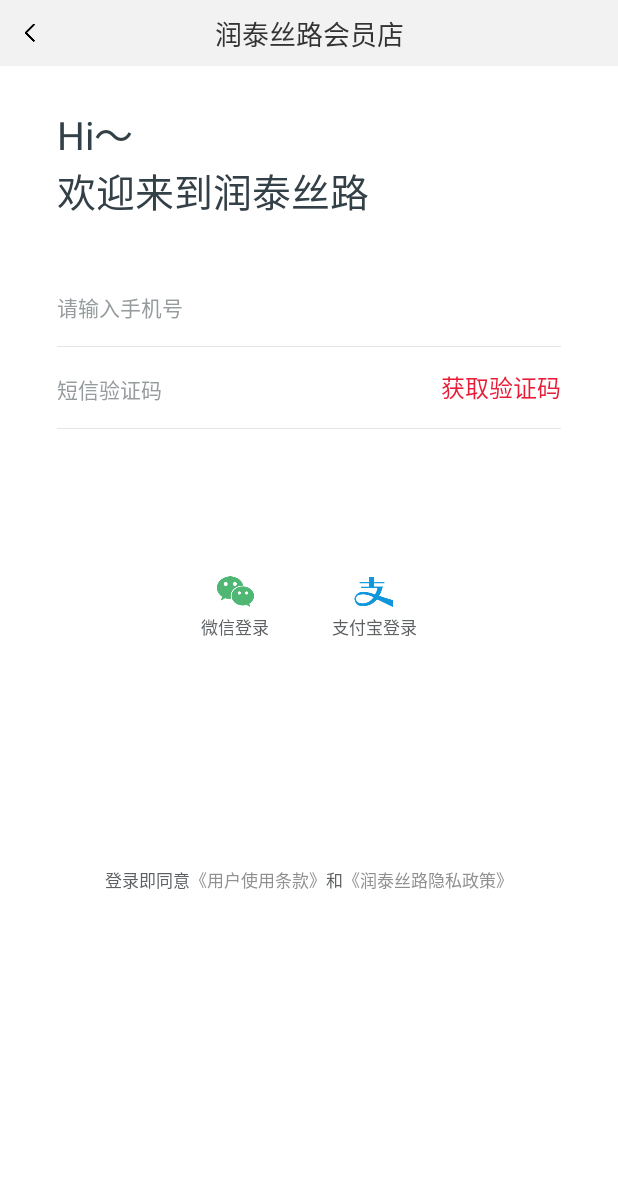
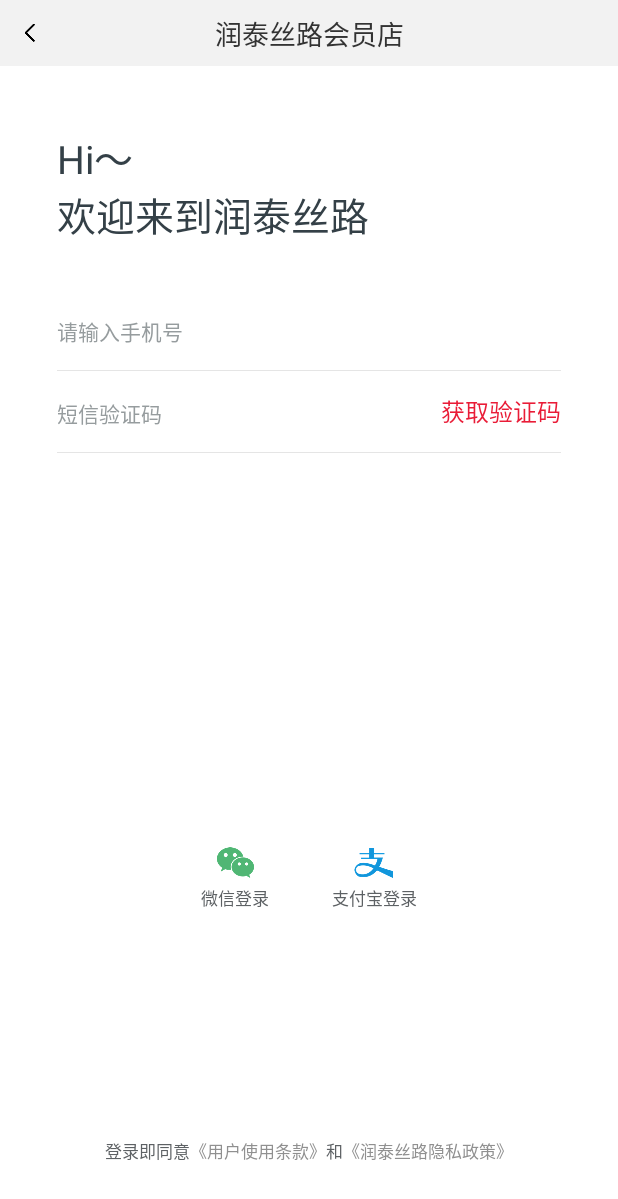
Before and after one commit to 1359694358/rtsl-android, an Android app: the ActivityLogin screen opened directly, with no data from a screen before it, on a phone screen of 412 x 824 dp. Shown: the top 1199 px of the screen. Run offline under Robolectric (Android 15) with nearby library versions, the phone set to English and light mode, and no system bars; our stand-ins replace data binding; libraries missing offline, so code that uses them is left out: com.mediacloud.app, com.permissionx.guolindev, com.tencent.mm, com.tencent.mmkv, com.tencent.smtt and 3 more; plain views replace QMUIRoundButton; 5 statements that could not run were skipped.

Commit message:
修改登录页面  修改接口

```diff
--- a/rtsl/app/src/main/AndroidManifest.xml
+++ b/rtsl/app/src/main/AndroidManifest.xml
@@ -56,7 +56,7 @@
             android:screenOrientation="portrait"
             android:name="com.rt.rtsl.ui.activity.ActivityLogin"
             android:configChanges="locale|layoutDirection|orientation|keyboardHidden|navigation|screenSize"
-            android:windowSoftInputMode="stateVisible"
+            android:windowSoftInputMode="adjustPan"
             />
 
         <activity
--- a/rtsl/app/src/main/java/com/rt/rtsl/bean/request/YouZanSysEntity.kt
+++ b/rtsl/app/src/main/java/com/rt/rtsl/bean/request/YouZanSysEntity.kt
@@ -1,3 +1,3 @@
 package com.rt.rtsl.bean.request
 
-class YouZanSysEntity(var id:String="",var client_id:String=""): BaseRequestBody()
+class YouZanSysEntity(var id:String="",var client_id:String="",var avatar:String?="",var nick_name:String?="",var telephone:String?=""): BaseRequestBody()
--- a/rtsl/app/src/main/java/com/rt/rtsl/bean/result/AliPayAuthResultBean.java
+++ b/rtsl/app/src/main/java/com/rt/rtsl/bean/result/AliPayAuthResultBean.java
@@ -9,5 +9,7 @@ public class AliPayAuthResultBean extends BaseResultBean<AliPayAuthResultBean.Al
     {
         public String user_id;// : "2088702201413705"
         public String access_token;// : "composeBa8d0fb003f91422dac9ab1009316dX70"
+        public String avatar;
+        public String nick_name;
     }
 }
--- a/rtsl/app/src/main/java/com/rt/rtsl/net/AppApi.kt
+++ b/rtsl/app/src/main/java/com/rt/rtsl/net/AppApi.kt
@@ -39,8 +39,8 @@ object AppApi
     var ReadTimeOut = 500L
     var ConnectTimeOut = 500L
     //服务器接口地址修改就改这
-    val Host="https://m.runtae.com"
-//    val Host="http://www.huimiao.wang"
+//    val Host="https://m.runtae.com"
+    val Host="http://www.huimiao.wang"
     val serverApi:ServerApi
     init {
         RxJavaPlugins.setErrorHandler { throwable ->
--- a/rtsl/app/src/main/java/com/rt/rtsl/ui/activity/ActivityLogin.kt
+++ b/rtsl/app/src/main/java/com/rt/rtsl/ui/activity/ActivityLogin.kt
@@ -84,7 +84,7 @@ class ActivityLogin: BaseActivity<ActivityLoginBinding>(), SocialLoginControl.So
             loginType=LoginType.Mobile
             phone=contentBinding.smsCodeLogin.phoneInput.text.toString();
             var verCode=contentBinding.smsCodeLogin.smsCodeInput.text.toString()
-            loginViewModel.login(resources.getString(R.string.youzan_clientId),loginType,phone,verKey,verCode,weChatId,alipayId)
+            loginViewModel.login(resources.getString(R.string.youzan_clientId),phone,"",loginType,phone,verKey,verCode,weChatId,alipayId)
         }
 
         loginViewModel.loginObserver.observe(this, Observer {
@@ -99,21 +99,6 @@ class ActivityLogin: BaseActivity<ActivityLoginBinding>(), SocialLoginControl.So
                 ToastUtil.show(this,"登录失败 ${it?.msg?:""}")
             }
         })
-       /* loginViewModel.youzanTokenObserver.observe(this, Observer {
-            if(it?.yes()==true&&it.data?.data!=null)
-            {
-                ToastUtil.show(this,"登录成功")
-                logd("登录成功")
-                val intentData=Intent()
-                intentData.putExtra(Intent.ACTION_ATTACH_DATA,it.data.data)
-                setResult(Activity.RESULT_OK,intentData)
-                finish()
-            }
-            else
-            {
-                ToastUtil.show(this,"登录失败 ${it?.msg?:""}")
-            }
-        })*/
         loginViewModel.smsCodeObserver.observe(this, Observer{
             if(it?.yes()==true)
             {
@@ -158,7 +143,7 @@ class ActivityLogin: BaseActivity<ActivityLoginBinding>(), SocialLoginControl.So
                     alipayId=it.data.user_id
                     var verCode=""
                     logd("支付宝授权成功 ${it.data.user_id}")
-                    loginViewModel.login(resources.getString(R.string.youzan_clientId),loginType,phone,verKey,verCode,weChatId,alipayId)
+                    loginViewModel.login(resources.getString(R.string.youzan_clientId),it.data.nick_name,it.data.avatar,loginType,phone,verKey,verCode,weChatId,alipayId)
                 }
                 else
                 {
@@ -287,7 +272,7 @@ class ActivityLogin: BaseActivity<ActivityLoginBinding>(), SocialLoginControl.So
         {
             weChatId=p0.uid
             var verCode=""
-            loginViewModel.login(resources.getString(R.string.youzan_clientId),loginType,phone,verKey,verCode,weChatId,alipayId)
+            loginViewModel.login(resources.getString(R.string.youzan_clientId),p0.getNickName(),p0.getHeadURL(),loginType,phone,verKey,verCode,weChatId,alipayId)
         }
         else
         {
--- a/rtsl/app/src/main/java/com/rt/rtsl/ui/activity/WebViewActivity.kt
+++ b/rtsl/app/src/main/java/com/rt/rtsl/ui/activity/WebViewActivity.kt
@@ -59,7 +59,10 @@ class WebViewActivity: BaseActivity<ActivityWebviewBinding>()
         if(loginBean.isLogin) {
             loginViewMode.getYouZanToken(
                 loginBean.id,
-                resources.getString(R.string.youzan_clientId)
+                resources.getString(R.string.youzan_clientId),
+                loginBean.nickName,
+                loginBean.avatar,
+                loginBean.telephone
             )
             return true
         }
--- /dev/null
+++ b/rtsl/app/src/main/res/drawable/rstl_edit_cursor.xml
@@ -0,0 +1,9 @@
+<?xml version="1.0" encoding="utf-8"?>
+
+<shape xmlns:android="http://schemas.android.com/apk/res/android"
+
+    android:shape="rectangle">
+    <size android:width="1dp" />
+    <solid android:color="#E91C37"  />
+
+</shape>
--- a/rtsl/app/src/main/res/layout/activity_login.xml
+++ b/rtsl/app/src/main/res/layout/activity_login.xml
@@ -6,10 +6,10 @@
         android:layout_height="match_parent">
         <include android:id="@+id/toolbarBindingView" layout="@layout/app_toolbar"/>
         <FrameLayout
-            android:id="@+id/topLayout"
             app:layout_constraintStart_toStartOf="parent"
             app:layout_constraintEnd_toEndOf="parent"
             app:layout_constraintTop_toBottomOf="@+id/toolbarBindingView"
+            app:layout_constraintBottom_toTopOf="@+id/bottomLayout"
             android:layout_width="match_parent"
             android:layout_height="0dp">
             <include android:id="@+id/oneKeyLogin"
@@ -19,12 +19,11 @@
                 layout="@layout/loginlayout_bysmscode"/>
         </FrameLayout>
         <include
-            android:layout_marginTop="@dimen/dimen20"
-            app:layout_constraintTop_toBottomOf="@+id/topLayout"
             android:id="@+id/bottomLayout"
             android:layout_marginBottom="@dimen/dimen48"
             app:layout_constraintStart_toStartOf="parent"
             app:layout_constraintEnd_toEndOf="parent"
+            app:layout_constraintBottom_toBottomOf="parent"
             android:layout_width="match_parent"
             android:layout_height="wrap_content"
             layout="@layout/login_bottom_layout"/>
--- a/rtsl/app/src/main/res/layout/loginlayout_bysmscode.xml
+++ b/rtsl/app/src/main/res/layout/loginlayout_bysmscode.xml
@@ -15,7 +15,7 @@
             app:layout_constraintStart_toStartOf="parent"
             app:layout_constraintTop_toTopOf="parent"
             android:layout_marginStart="@dimen/dimen38"
-            android:layout_marginTop="@dimen/dimen26"
+            android:layout_marginTop="@dimen/dimen42"
             android:layout_width="match_parent"
             android:layout_height="wrap_content"
             android:text="Hi～\n欢迎来到润泰丝路"
@@ -23,6 +23,7 @@
             android:textSize="@dimen/dimen26" />
 
         <EditText
+            android:textCursorDrawable="@drawable/rstl_edit_cursor"
             android:focusable="true"
             android:focusableInTouchMode="true"
             android:id="@+id/phoneInput"
@@ -53,6 +54,7 @@
             android:background="#E5E5E5"/>
 
         <EditText
+            android:textCursorDrawable="@drawable/rstl_edit_cursor"
             app:layout_constraintEnd_toStartOf="@+id/getSmsCode"
             android:id="@+id/smsCodeInput"
             android:digits="0123456789"
--- a/rtsl/app/src/main/res/values/themes.xml
+++ b/rtsl/app/src/main/res/values/themes.xml
@@ -2,6 +2,7 @@
     <!-- Base application theme. -->
     <style name="Theme.Rtsl" parent="QMUI.Compat">
         <!-- Primary brand color. -->
+        <item name="android:textCursorDrawable">@drawable/rstl_edit_cursor</item>
         <item name="colorPrimary">@android:color/black</item>
         <item name="colorPrimaryDark">@android:color/black</item>
         <item name="colorOnPrimary">@android:color/black</item>
```
Also changed, not shown: rtsl/app/src/main/java/com/rt/rtsl/vm/LoginViewModel.kt (+7 -4 lines).
